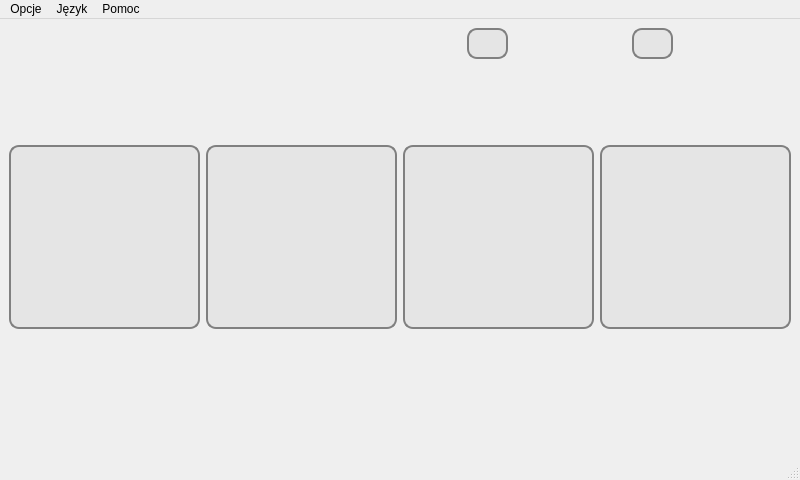
The window that choosewindow.ui (mateusur/Home_automation) describes before a commit, drawn with Qt 5.
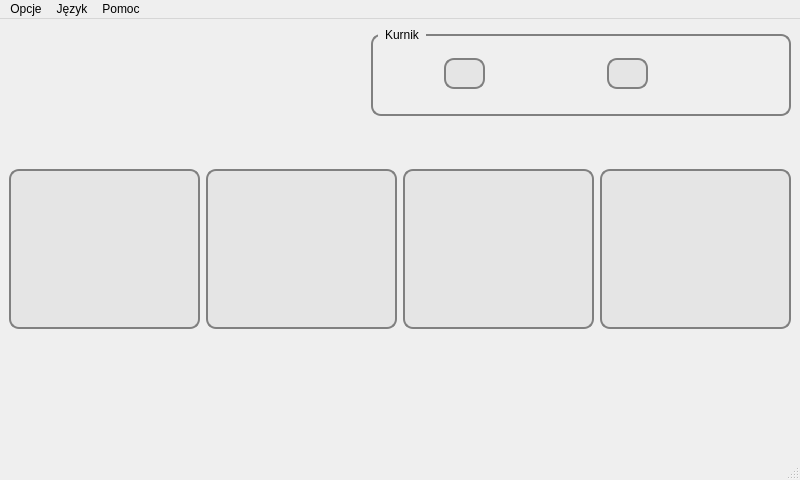
The same window after the commit. Icons and pictures are not drawn.

Patch:
```diff
--- a/choosewindow.ui
+++ b/choosewindow.ui
@@ -48,8 +48,108 @@
       </property>
      </spacer>
     </item>
-    <item row="0" column="2">
+    <item row="0" column="2" rowspan="2">
+     <widget class="QGroupBox" name="groupBox">
+      <property name="minimumSize">
+       <size>
+        <width>420</width>
+        <height>65</height>
+       </size>
+      </property>
+      <property name="maximumSize">
+       <size>
+        <width>16777215</width>
+        <height>90</height>
+       </size>
+      </property>
+      <property name="styleSheet">
+       <string notr="true">
+QGroupBox {
+    border: 2px solid grey;
+    border-radius: 10px;
+    margin-top: 6px;
+}
+
+QGroupBox::title {
+    subcontrol-origin: margin;
+    left: 7px;
+    padding: 0px 5px 0px 5px;
+}</string>
+      </property>
+      <property name="title">
+       <string>Kurnik</string>
+      </property>
+      <widget class="QLabel" name="label_doors">
+       <property name="geometry">
+        <rect>
+         <x>360</x>
+         <y>30</y>
+         <width>31</width>
+         <height>31</height>
+        </rect>
+       </property>
+       <property name="sizePolicy">
+        <sizepolicy hsizetype="Fixed" vsizetype="Fixed">
+         <horstretch>0</horstretch>
+         <verstretch>0</verstretch>
+        </sizepolicy>
+       </property>
+       <property name="minimumSize">
+        <size>
+         <width>31</width>
+         <height>31</height>
+        </size>
+       </property>
+       <property name="maximumSize">
+        <size>
+         <width>31</width>
+         <height>31</height>
+        </size>
+       </property>
+       <property name="text">
+        <string/>
+       </property>
+      </widget>
+      <widget class="QLabel" name="label_hum">
+       <property name="geometry">
+        <rect>
+         <x>198</x>
+         <y>30</y>
+         <width>31</width>
+         <height>31</height>
+        </rect>
+       </property>
+       <property name="sizePolicy">
+        <sizepolicy hsizetype="Fixed" vsizetype="Fixed">
+         <horstretch>0</horstretch>
+         <verstretch>0</verstretch>
+        </sizepolicy>
+       </property>
+       <property name="minimumSize">
+        <size>
+         <width>31</width>
+         <height>31</height>
+        </size>
+       </property>
+       <property name="maximumSize">
+        <size>
+         <width>31</width>
+         <height>31</height>
+        </size>
+       </property>
+       <property name="text">
+        <string/>
+       </property>
+      </widget>
      <widget class="QLabel" name="label_temp">
+       <property name="geometry">
+        <rect>
+         <x>35</x>
+         <y>30</y>
+         <width>31</width>
+         <height>31</height>
+        </rect>
+       </property>
       <property name="sizePolicy">
        <sizepolicy hsizetype="Fixed" vsizetype="Fixed">
         <horstretch>0</horstretch>
@@ -72,87 +172,15 @@
        <string/>
       </property>
      </widget>
-    </item>
-    <item row="0" column="3">
-     <widget class="QLineEdit" name="lineEdit_temp">
-      <property name="sizePolicy">
-       <sizepolicy hsizetype="Fixed" vsizetype="Fixed">
-        <horstretch>0</horstretch>
-        <verstretch>0</verstretch>
-       </sizepolicy>
-      </property>
-      <property name="minimumSize">
-       <size>
-        <width>41</width>
-        <height>31</height>
-       </size>
-      </property>
-      <property name="maximumSize">
-       <size>
-        <width>41</width>
-        <height>31</height>
-       </size>
-      </property>
-      <property name="styleSheet">
-       <string notr="true">QLineEdit { 
-border: 2px solid grey;
-border-radius: 10px;
-text-align: center;
-background-color: rgb(229, 229, 229);
-}
-</string>
-      </property>
-      <property name="alignment">
-       <set>Qt::AlignCenter</set>
-      </property>
-      <property name="readOnly">
-       <bool>true</bool>
-      </property>
-     </widget>
-    </item>
-    <item row="0" column="4">
      <widget class="QLabel" name="label_temp_2">
-      <property name="sizePolicy">
-       <sizepolicy hsizetype="Fixed" vsizetype="Fixed">
-        <horstretch>0</horstretch>
-        <verstretch>0</verstretch>
-       </sizepolicy>
-      </property>
-      <property name="minimumSize">
-       <size>
+       <property name="geometry">
+        <rect>
+         <x>121</x>
+         <y>30</y>
         <width>31</width>
         <height>31</height>
-       </size>
-      </property>
-      <property name="maximumSize">
-       <size>
-        <width>31</width>
-        <height>31</height>
-       </size>
-      </property>
-      <property name="text">
-       <string/>
-      </property>
-     </widget>
-    </item>
-    <item row="0" column="5">
-     <spacer name="horizontalSpacer">
-      <property name="orientation">
-       <enum>Qt::Horizontal</enum>
-      </property>
-      <property name="sizeType">
-       <enum>QSizePolicy::Minimum</enum>
-      </property>
-      <property name="sizeHint" stdset="0">
-       <size>
-        <width>27</width>
-        <height>20</height>
-       </size>
-      </property>
-     </spacer>
-    </item>
-    <item row="0" column="6">
-     <widget class="QLabel" name="label_hum">
+        </rect>
+       </property>
       <property name="sizePolicy">
        <sizepolicy hsizetype="Fixed" vsizetype="Fixed">
         <horstretch>0</horstretch>
@@ -175,9 +203,15 @@
        <string/>
       </property>
      </widget>
-    </item>
-    <item row="0" column="7">
      <widget class="QLineEdit" name="lineEdit_hum">
+       <property name="geometry">
+        <rect>
+         <x>236</x>
+         <y>30</y>
+         <width>41</width>
+         <height>31</height>
+        </rect>
+       </property>
       <property name="sizePolicy">
        <sizepolicy hsizetype="Fixed" vsizetype="Fixed">
         <horstretch>0</horstretch>
@@ -212,9 +246,15 @@
        <bool>true</bool>
       </property>
      </widget>
-    </item>
-    <item row="0" column="8">
      <widget class="QLabel" name="label_hum_2">
+       <property name="geometry">
+        <rect>
+         <x>284</x>
+         <y>30</y>
+         <width>31</width>
+         <height>31</height>
+        </rect>
+       </property>
       <property name="sizePolicy">
        <sizepolicy hsizetype="Fixed" vsizetype="Fixed">
         <horstretch>0</horstretch>
@@ -237,25 +277,15 @@
        <string/>
       </property>
      </widget>
-    </item>
-    <item row="0" column="9">
-     <spacer name="horizontalSpacer_2">
-      <property name="orientation">
-       <enum>Qt::Horizontal</enum>
-      </property>
-      <property name="sizeType">
-       <enum>QSizePolicy::Minimum</enum>
-      </property>
-      <property name="sizeHint" stdset="0">
-       <size>
-        <width>17</width>
-        <height>20</height>
-       </size>
-      </property>
-     </spacer>
-    </item>
-    <item row="0" column="10">
-     <widget class="QLabel" name="label_doors">
+      <widget class="QLineEdit" name="lineEdit_temp">
+       <property name="geometry">
+        <rect>
+         <x>73</x>
+         <y>30</y>
+         <width>41</width>
+         <height>31</height>
+        </rect>
+       </property>
       <property name="sizePolicy">
        <sizepolicy hsizetype="Fixed" vsizetype="Fixed">
         <horstretch>0</horstretch>
@@ -264,22 +294,35 @@
       </property>
       <property name="minimumSize">
        <size>
-        <width>31</width>
+         <width>41</width>
         <height>31</height>
        </size>
       </property>
       <property name="maximumSize">
        <size>
-        <width>31</width>
+         <width>41</width>
         <height>31</height>
        </size>
       </property>
-      <property name="text">
-       <string/>
-      </property>
-     </widget>
+       <property name="styleSheet">
+        <string notr="true">QLineEdit { 
+border: 2px solid grey;
+border-radius: 10px;
+text-align: center;
+background-color: rgb(229, 229, 229);
+}
+</string>
+       </property>
+       <property name="alignment">
+        <set>Qt::AlignCenter</set>
+       </property>
+       <property name="readOnly">
+        <bool>true</bool>
+       </property>
+      </widget>
+     </widget>
     </item>
-    <item row="1" column="0">
+    <item row="1" column="0" rowspan="2">
      <spacer name="verticalSpacer_2">
       <property name="orientation">
        <enum>Qt::Vertical</enum>
@@ -295,7 +338,23 @@
       </property>
      </spacer>
     </item>
-    <item row="2" column="0" colspan="11">
+    <item row="2" column="2">
+     <spacer name="verticalSpacer_3">
+      <property name="orientation">
+       <enum>Qt::Vertical</enum>
+      </property>
+      <property name="sizeType">
+       <enum>QSizePolicy::Maximum</enum>
+      </property>
+      <property name="sizeHint" stdset="0">
+       <size>
+        <width>20</width>
+        <height>33</height>
+       </size>
+      </property>
+     </spacer>
+    </item>
+    <item row="3" column="0" colspan="3">
      <layout class="QGridLayout" name="gridLayout">
       <item row="0" column="1">
        <widget class="QPushButton" name="water_button">
@@ -308,7 +367,7 @@
         <property name="minimumSize">
          <size>
           <width>120</width>
-          <height>120</height>
+          <height>160</height>
          </size>
         </property>
         <property name="baseSize">
@@ -333,7 +392,7 @@
         <property name="minimumSize">
          <size>
           <width>120</width>
-          <height>120</height>
+          <height>160</height>
          </size>
         </property>
         <property name="baseSize">
@@ -358,7 +417,7 @@
         <property name="minimumSize">
          <size>
           <width>120</width>
-          <height>120</height>
+          <height>160</height>
          </size>
         </property>
         <property name="baseSize">
@@ -383,7 +442,7 @@
         <property name="minimumSize">
          <size>
           <width>120</width>
-          <height>120</height>
+          <height>160</height>
          </size>
         </property>
         <property name="baseSize">
@@ -399,7 +458,7 @@
       </item>
      </layout>
     </item>
-    <item row="3" column="1">
+    <item row="4" column="1">
      <spacer name="verticalSpacer">
       <property name="orientation">
        <enum>Qt::Vertical</enum>
```
Lines whose indentation alone changed are shown as unchanged.
